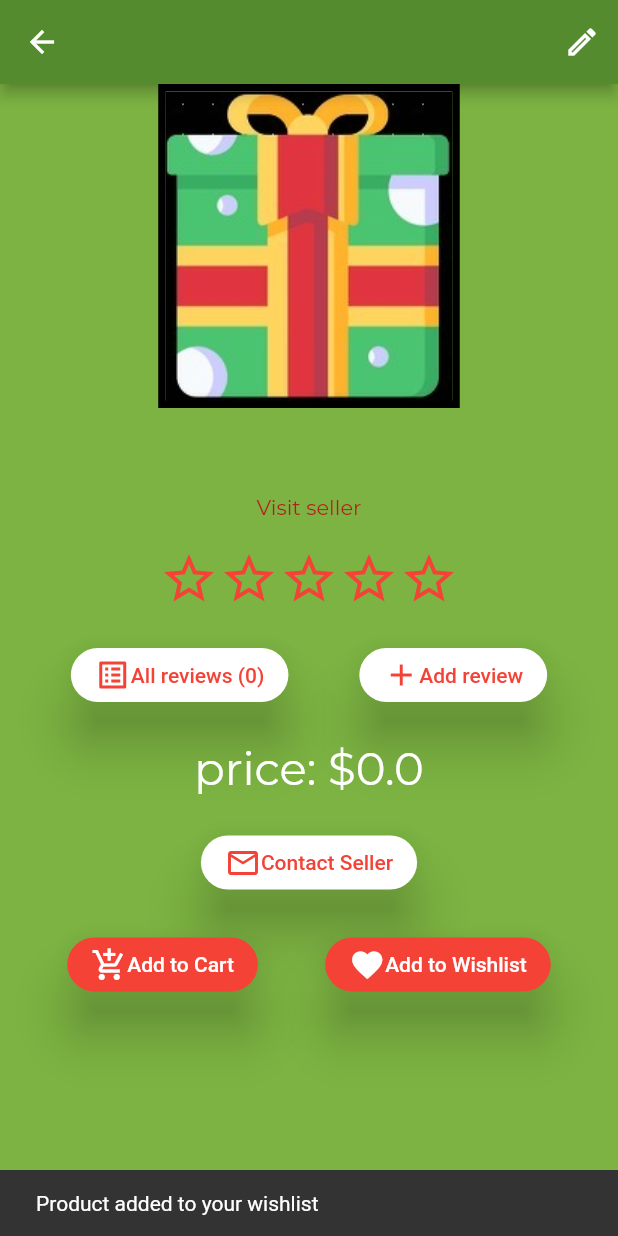
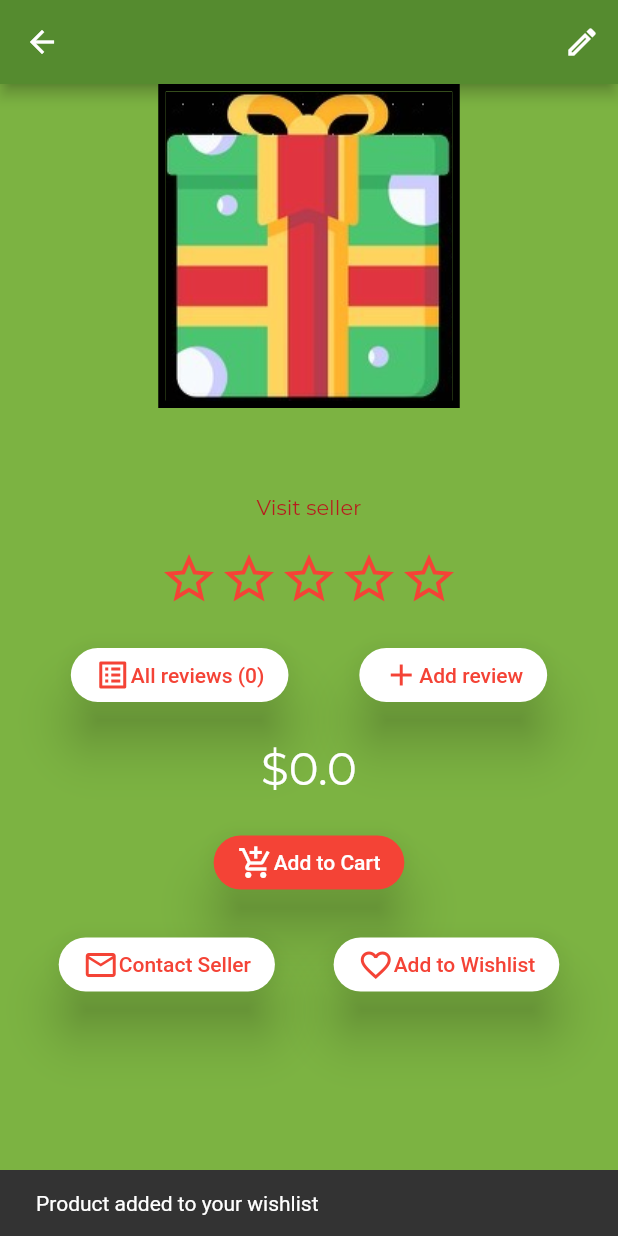
Before and after one commit to Technion236272/2021a-Gifthub, a Flutter app: the ProductScreen screen opened directly with empty values, after a tap on "Add to Wishlist", on a phone screen of 412 x 824 dp. Run offline on Flutter 3.47's test engine with Material 2 defaults, Android fonts, the phone set to English and light mode, and no system bars; drawn by our look-alikes of flutter_rating_bar; our stand-ins replace cached_network_image, circular_profile_avatar, cloud_firestore, confetti, firebase_auth, firebase_core and 10 more; missing offline and left inert: device_apps; accounts and stored records are empty; network calls fail; Roboto replaces fonts that are missing (NewRomanTimes).

Commit message:
Changed location of buttons and text for product price

```diff
--- a/lib/ProductScreen.dart
+++ b/lib/ProductScreen.dart
@@ -238,15 +238,8 @@ class _ProductScreenState extends State<ProductScreen> {
                                 style: globals.niceFont(),
                               )
                                   : Text(
-                                'price: \$' + _prod.price.toString(),
+                                '\$' + _prod.price.toString(),
                                 style: globals.niceFont(size: 30.0),
-                              ),
-                              SizedBox(height: 20.0),
-                              Row(
-                                  mainAxisAlignment: MainAxisAlignment.spaceEvenly,
-                                  children: [
-                                    globals.regTextButton("Contact Seller", icon: Icon(Icons.mail_outline), buttonColor: Colors.white, textColor: Colors.red, press: () {}), // TODO add "contact seller" function
-                                  ]
                               ),
                               SizedBox(height: 20.0),
                               Row(
@@ -261,7 +254,14 @@ class _ProductScreenState extends State<ProductScreen> {
                                       }
 
                                     }),
-                                    globals.regTextButton("Add to Wishlist", icon: Icon(Icons.favorite_outlined), press: () async {
+                                  ]
+                              ),
+                              SizedBox(height: 20.0),
+                              Row(
+                                  mainAxisAlignment: MainAxisAlignment.spaceEvenly,
+                                  children: [
+                                  globals.regTextButton("Contact Seller", icon: Icon(Icons.mail_outline), buttonColor: Colors.white, textColor: Colors.red, press: () {}), // TODO add "contact seller" function
+                                  globals.regTextButton("Add to Wishlist", icon: Icon(Icons.favorite_outline_outlined), buttonColor: Colors.white, textColor: Colors.red, press: () async {
                                       if(userRep.status != Status.Authenticated){
                                         _scaffoldKeyProductScreenSet.currentState.showSnackBar(SnackBar(content: Text("Sign in to use this feature")));
                                         return;
```
